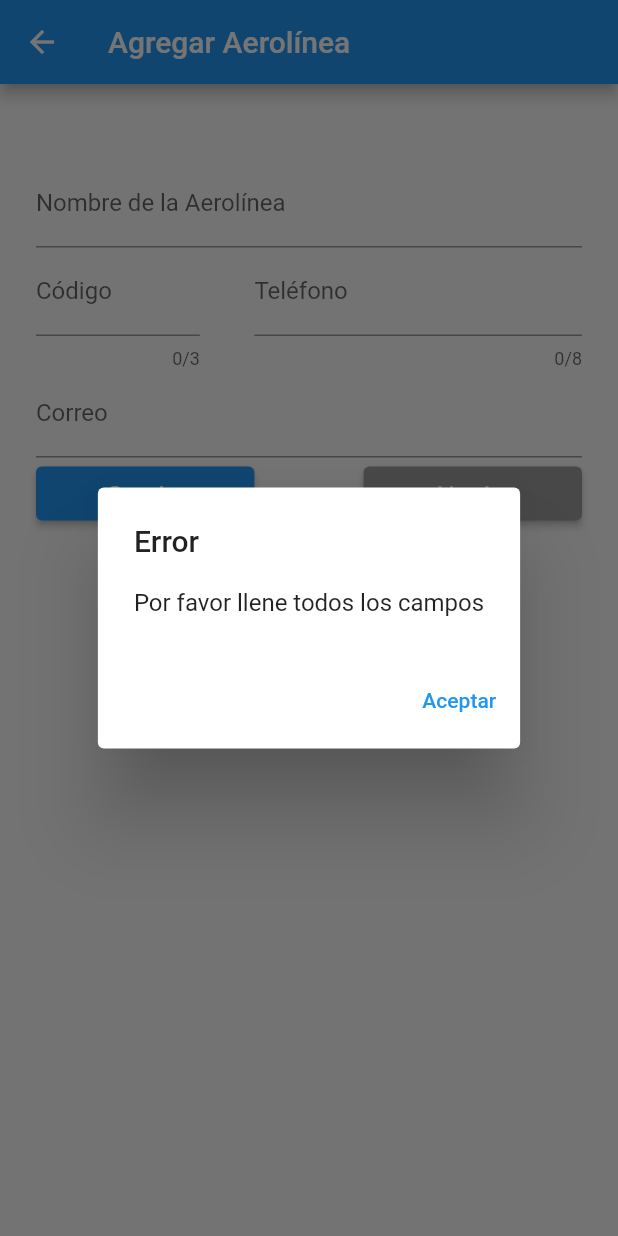
After one commit to Sor1914/Aerolinea, a Flutter app: the AgregarAerolinea screen opened by its route, after a tap on "Guardar", on a phone screen of 412 x 824 dp. The commit adds this screen. Run offline on Flutter 3.47's test engine with Material 2 defaults, Android fonts, the light colour scheme and no system bars; our stand-ins replace cloud_firestore, firebase_auth, firebase_core, flushbar, modal_progress_hud; missing offline and left inert: dart:ffi; accounts and stored records are empty.

Commit message:
Cración de CRUD Aerolineas

```diff
--- a/lib/main.dart
+++ b/lib/main.dart
@@ -3,6 +3,8 @@ import 'package:firebase_core/firebase_core.dart';
 import 'package:aerolinea/page/MenuPrincipalVista.dart';
 import 'package:aerolinea/page/Login/RegistroVista.dart';
 import 'package:aerolinea/page/Login/inicioSesionVista.dart';
+import 'package:aerolinea/page/Aerolinea/AgregarAvion.dart';
+import 'package:aerolinea/page/Aerolinea/AgregarAerolinea.dart';
 
 void main() async {
   WidgetsFlutterBinding.ensureInitialized();
@@ -18,7 +20,9 @@ class MyApp extends StatelessWidget {
       routes: {
         'registration_screen': (context) => RegistrationScreen(),
         'login_screen': (context) => LoginScreen(),
-        'home_screen': (context) => HomeScreen()
+        'home_screen': (context) => HomeScreen(),
+        'agregar_avion': (context) => AgregarAvion(),
+        'agregar_aerolinea': (context) => AgregarAerolinea()
       },
     );
   }
--- /dev/null
+++ b/lib/models/aerolinea.dart
@@ -0,0 +1,8 @@
+class Aerolinea {
+  String? nombre;
+  String? codigo;
+  String? telefono;
+  String? correo;
+
+  Aerolinea({this.nombre, this.codigo, this.telefono, this.correo});
+}
--- a/lib/models/usuario.dart
+++ b/lib/models/usuario.dart
@@ -11,7 +11,6 @@ class Usuario {
   String? direccion;
   String? fechaNacimiento;
   String? nacionalidad;
-  String? rol;
   String? estado;
 
   Usuario(
--- /dev/null
+++ b/lib/page/Aerolinea/AgregarAerolinea.dart
@@ -0,0 +1,182 @@
+import 'package:flutter/material.dart';
+import 'package:firebase_auth/firebase_auth.dart';
+import 'package:aerolinea/page/Assets/Notificaciones.dart';
+import 'package:aerolinea/services/aerolineaController.dart';
+
+class AgregarAerolinea extends StatefulWidget {
+  @override
+  _AgregarAerolinea createState() => _AgregarAerolinea();
+}
+
+class _AgregarAerolinea extends State<AgregarAerolinea> {
+  String? nombreAerolinea;
+  String? correoAerolinea;
+  String? telefonoAerolinea;
+  String? codigo;
+
+  final txtNombre = TextEditingController();
+  final txtCorreo = TextEditingController();
+  final txtTelefono = TextEditingController();
+  final txtCodigo = TextEditingController();
+
+  Widget build(BuildContext context) {
+    return Scaffold(
+        appBar: AppBar(
+          title: const Text('Agregar Aerolínea'),
+        ),
+        body: Center(
+          child: Padding(
+              padding: const EdgeInsets.symmetric(horizontal: 24.0),
+              child: Column(
+                  crossAxisAlignment: CrossAxisAlignment.stretch,
+                  children: <Widget>[
+                    const SizedBox(
+                      height: 50,
+                    ),
+                    TextFormField(
+                      controller: txtNombre,
+                      keyboardType: TextInputType.name,
+                      textAlign: TextAlign.center,
+                      onChanged: (value) {
+                        nombreAerolinea = value;
+                      },
+                      decoration: const InputDecoration(
+                          labelText: 'Nombre de la Aerolínea'),
+                    ),
+                    Row(
+                      children: <Widget>[
+                        Expanded(
+                          flex: 3,
+                          child: TextField(
+                            controller: txtCodigo,
+                            maxLength: 3,
+                            keyboardType: TextInputType.number,
+                            textAlign: TextAlign.center,
+                            onChanged: (value) {
+                              codigo = value;
+                            },
+                            decoration:
+                                const InputDecoration(labelText: 'Código'),
+                          ),
+                        ),
+                        const Expanded(
+                          flex: 1,
+                          child: Text(''),
+                        ),
+                        Expanded(
+                          flex: 6,
+                          child: TextField(
+                            controller: txtTelefono,
+                            maxLength: 8,
+                            keyboardType: TextInputType.number,
+                            textAlign: TextAlign.center,
+                            onChanged: (value) {
+                              telefonoAerolinea = value;
+                            },
+                            decoration:
+                                const InputDecoration(labelText: 'Teléfono'),
+                          ),
+                        )
+                      ],
+                    ),
+                    TextField(
+                      controller: txtCorreo,
+                      keyboardType: TextInputType.emailAddress,
+                      textAlign: TextAlign.center,
+                      onChanged: (value) {
+                        correoAerolinea = value;
+                      },
+                      decoration: const InputDecoration(labelText: 'Correo'),
+                    ),
+                    Row(
+                      children: <Widget>[
+                        Expanded(
+                            flex: 2,
+                            child: ElevatedButton(
+                              style: ElevatedButton.styleFrom(
+                                  primary: Colors.blue,
+                                  onPrimary: Colors.white),
+                              child: const Text('Guardar'),
+                              onPressed: () {
+                                bool correo = false;
+                                if (correoAerolinea != null &&
+                                    nombreAerolinea != null &&
+                                    telefonoAerolinea != null &&
+                                    telefonoAerolinea != '' &&
+                                    nombreAerolinea != '' &&
+                                    telefonoAerolinea != '') {
+                                  correo = RegExp(
+                                          r"^[a-zA-Z0-9.a-zA-Z0-9.!#$%&'*+-/=?^_`{|}~]+@[a-zA-Z0-9]+\.[a-zA-Z]+")
+                                      .hasMatch(correoAerolinea!);
+                                  if (correo == false) {
+                                    AlertaUnBoton(
+                                        context,
+                                        'Error',
+                                        'Por favor ingrese un correo válido',
+                                        'Aceptar',
+                                        pAccion: () => Navigator.pop(context));
+                                  } else if (telefonoAerolinea?.length != 8 ||
+                                      codigo?.length != 3) {
+                                    AlertaUnBoton(
+                                        context,
+                                        'Error',
+                                        'Por favor ingrese un número telefonico válido',
+                                        'Aceptar',
+                                        pAccion: () => Navigator.pop(context));
+                                  } else {
+                                    //Todas las validaciones fueron correctas y se guarda la información
+                                    try {
+                                      var respuesta = Aerolinea.addAerolinea(
+                                          nombre: nombreAerolinea.toString(),
+                                          codigo: codigo.toString(),
+                                          telefono:
+                                              telefonoAerolinea.toString(),
+                                          correo: correoAerolinea.toString());
+                                      notificacion(context, 'Registro',
+                                          'Se ha registrado correctamente', 0);
+                                      limpiarCampos();
+                                    } catch (e) {
+                                      AlertaUnBoton(context, 'Error',
+                                          e.toString(), 'Aceptar',
+                                          pAccion: () =>
+                                              Navigator.pop(context));
+                                    }
+                                  }
+                                } else {
+                                  AlertaUnBoton(
+                                      context,
+                                      'Error',
+                                      'Por favor llene todos los campos',
+                                      'Aceptar',
+                                      pAccion: () => Navigator.pop(context));
+                                }
+                              },
+                            )),
+                        const Expanded(
+                          flex: 1,
+                          child: Text(''),
+                        ),
+                        Expanded(
+                            flex: 2,
+                            child: ElevatedButton(
+                              style: ElevatedButton.styleFrom(
+                                  primary: Colors.grey,
+                                  onPrimary: Colors.white),
+                              child: const Text('Limpiar'),
+                              onPressed: () {
+                                limpiarCampos();
+                              },
+                            )),
+                      ],
+                    )
+                  ])),
+        ));
+  }
+
+  void limpiarCampos() {
+    txtNombre.clear();
+    txtCorreo.clear();
+    txtTelefono.clear();
+    txtCodigo.clear();
+  }
+}
--- /dev/null
+++ b/lib/services/aerolineaController.dart
@@ -0,0 +1,33 @@
+import 'package:cloud_firestore/cloud_firestore.dart';
+import 'package:aerolinea/models/reponse.dart';
+
+final FirebaseFirestore _firestore = FirebaseFirestore.instance;
+final CollectionReference _Collection = _firestore.collection('aerolinea');
+
+class Aerolinea {
+  //agregar Aerolinea
+  static Future<Response> addAerolinea(
+      {required String nombre,
+      required String codigo,
+      required String telefono,
+      required String correo}) async {
+    Response response = Response();
+    DocumentReference documentReferencer = _Collection.doc();
+
+    Map<String, dynamic> data = <String, dynamic>{
+      "nombre": nombre,
+      "codigo": codigo,
+      "telefono": telefono,
+      "correo": correo,
+    };
+
+    var result = await documentReferencer.set(data).whenComplete(() {
+      response.code = 200;
+      response.message = "Se agregó correctamente a la base de datos";
+    }).catchError((e) {
+      response.code = 500;
+      response.message = e;
+    });
+    return response;
+  }
+}
--- a/lib/services/usuarioController.dart
+++ b/lib/services/usuarioController.dart
@@ -41,7 +41,6 @@ class Usuarios {
       "direccion": direccion,
       "fechaNacimiento": fechaNacimiento,
       "nacionalidad": nacionalidad,
-      "rol": rol,
       "usuarioCrea": usuarioCrea,
       "fechaCrea": fechaCrea,
       "usuarioMod": usuarioMod,
```
Also changed, not shown: lib/page/Aerolinea/AgregarAvion.dart (added, +81 -0 lines), lib/page/MenuPrincipalVista.dart (+124 -16 lines).
